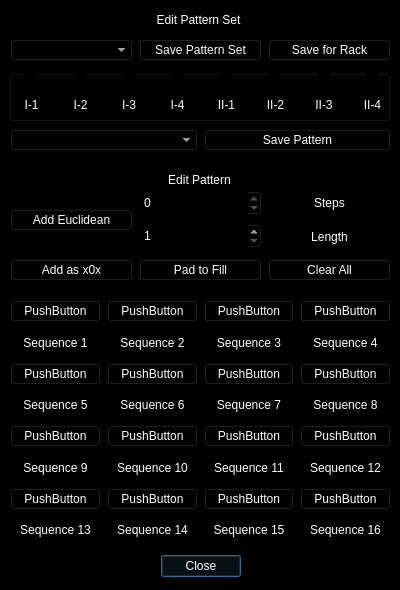
Qt form gateseq_pattern_editor.ui (starlingcode/viaflash) before a commit.
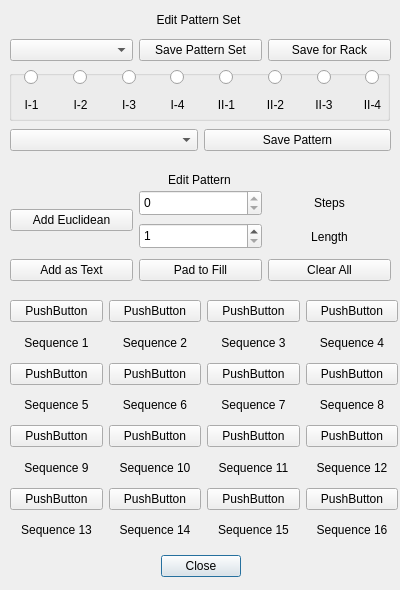
The same form after that commit.

```diff
--- a/gateseq_pattern_editor.ui
+++ b/gateseq_pattern_editor.ui
@@ -10,259 +10,6 @@
     <height>590</height>
    </rect>
   </property>
-  <property name="palette">
-   <palette>
-    <active>
-     <colorrole role="WindowText">
-      <brush brushstyle="SolidPattern">
-       <color alpha="255">
-        <red>255</red>
-        <green>255</green>
-        <blue>255</blue>
-       </color>
-      </brush>
-     </colorrole>
-     <colorrole role="Button">
-      <brush brushstyle="SolidPattern">
-       <color alpha="255">
-        <red>0</red>
-        <green>0</green>
-        <blue>0</blue>
-       </color>
-      </brush>
-     </colorrole>
-     <colorrole role="Light">
-      <brush brushstyle="SolidPattern">
-       <color alpha="255">
-        <red>92</red>
-        <green>92</green>
-        <blue>92</blue>
-       </color>
-      </brush>
-     </colorrole>
-     <colorrole role="Midlight">
-      <brush brushstyle="SolidPattern">
-       <color alpha="255">
-        <red>77</red>
-        <green>77</green>
-        <blue>77</blue>
-       </color>
-      </brush>
-     </colorrole>
-     <colorrole role="Mid">
-      <brush brushstyle="SolidPattern">
-       <color alpha="255">
-        <red>64</red>
-        <green>64</green>
-        <blue>64</blue>
-       </color>
-      </brush>
-     </colorrole>
-     <colorrole role="Text">
-      <brush brushstyle="SolidPattern">
-       <color alpha="255">
-        <red>255</red>
-        <green>255</green>
-        <blue>255</blue>
-       </color>
-      </brush>
-     </colorrole>
-     <colorrole role="ButtonText">
-      <brush brushstyle="SolidPattern">
-       <color alpha="255">
-        <red>255</red>
-        <green>255</green>
-        <blue>255</blue>
-       </color>
-      </brush>
-     </colorrole>
-     <colorrole role="Base">
-      <brush brushstyle="SolidPattern">
-       <color alpha="255">
-        <red>0</red>
-        <green>0</green>
-        <blue>0</blue>
-       </color>
-      </brush>
-     </colorrole>
-     <colorrole role="Window">
-      <brush brushstyle="SolidPattern">
-       <color alpha="255">
-        <red>0</red>
-        <green>0</green>
-        <blue>0</blue>
-       </color>
-      </brush>
-     </colorrole>
-    </active>
-    <inactive>
-     <colorrole role="WindowText">
-      <brush brushstyle="SolidPattern">
-       <color alpha="255">
-        <red>255</red>
-        <green>255</green>
-        <blue>255</blue>
-       </color>
-      </brush>
-     </colorrole>
-     <colorrole role="Button">
-      <brush brushstyle="SolidPattern">
-       <color alpha="255">
-        <red>0</red>
-        <green>0</green>
-        <blue>0</blue>
-       </color>
-      </brush>
-     </colorrole>
-     <colorrole role="Light">
-      <brush brushstyle="SolidPattern">
-       <color alpha="255">
-        <red>92</red>
-        <green>92</green>
-        <blue>92</blue>
-       </color>
-      </brush>
-     </colorrole>
-     <colorrole role="Midlight">
-      <brush brushstyle="SolidPattern">
-       <color alpha="255">
-        <red>77</red>
-        <green>77</green>
-        <blue>77</blue>
-       </color>
-      </brush>
-     </colorrole>
-     <colorrole role="Mid">
-      <brush brushstyle="SolidPattern">
-       <color alpha="255">
-        <red>64</red>
-        <green>64</green>
-        <blue>64</blue>
-       </color>
-      </brush>
-     </colorrole>
-     <colorrole role="Text">
-      <brush brushstyle="SolidPattern">
-       <color alpha="255">
-        <red>255</red>
-        <green>255</green>
-        <blue>255</blue>
-       </color>
-      </brush>
-     </colorrole>
-     <colorrole role="ButtonText">
-      <brush brushstyle="SolidPattern">
-       <color alpha="255">
-        <red>255</red>
-        <green>255</green>
-        <blue>255</blue>
-       </color>
-      </brush>
-     </colorrole>
-     <colorrole role="Base">
-      <brush brushstyle="SolidPattern">
-       <color alpha="255">
-        <red>0</red>
-        <green>0</green>
-        <blue>0</blue>
-       </color>
-      </brush>
-     </colorrole>
-     <colorrole role="Window">
-      <brush brushstyle="SolidPattern">
-       <color alpha="255">
-        <red>0</red>
-        <green>0</green>
-        <blue>0</blue>
-       </color>
-      </brush>
-     </colorrole>
-    </inactive>
-    <disabled>
-     <colorrole role="WindowText">
-      <brush brushstyle="SolidPattern">
-       <color alpha="255">
-        <red>255</red>
-        <green>255</green>
-        <blue>255</blue>
-       </color>
-      </brush>
-     </colorrole>
-     <colorrole role="Button">
-      <brush brushstyle="SolidPattern">
-       <color alpha="255">
-        <red>0</red>
-        <green>0</green>
-        <blue>0</blue>
-       </color>
-      </brush>
-     </colorrole>
-     <colorrole role="Light">
-      <brush brushstyle="SolidPattern">
-       <color alpha="255">
-        <red>92</red>
-        <green>92</green>
-        <blue>92</blue>
-       </color>
-      </brush>
-     </colorrole>
-     <colorrole role="Midlight">
-      <brush brushstyle="SolidPattern">
-       <color alpha="255">
-        <red>77</red>
-        <green>77</green>
-        <blue>77</blue>
-       </color>
-      </brush>
-     </colorrole>
-     <colorrole role="Mid">
-      <brush brushstyle="SolidPattern">
-       <color alpha="255">
-        <red>64</red>
-        <green>64</green>
-        <blue>64</blue>
-       </color>
-      </brush>
-     </colorrole>
-     <colorrole role="Text">
-      <brush brushstyle="SolidPattern">
-       <color alpha="255">
-        <red>255</red>
-        <green>255</green>
-        <blue>255</blue>
-       </color>
-      </brush>
-     </colorrole>
-     <colorrole role="ButtonText">
-      <brush brushstyle="SolidPattern">
-       <color alpha="255">
-        <red>255</red>
-        <green>255</green>
-        <blue>255</blue>
-       </color>
-      </brush>
-     </colorrole>
-     <colorrole role="Base">
-      <brush brushstyle="SolidPattern">
-       <color alpha="255">
-        <red>0</red>
-        <green>0</green>
-        <blue>0</blue>
-       </color>
-      </brush>
-     </colorrole>
-     <colorrole role="Window">
-      <brush brushstyle="SolidPattern">
-       <color alpha="255">
-        <red>0</red>
-        <green>0</green>
-        <blue>0</blue>
-       </color>
-      </brush>
-     </colorrole>
-    </disabled>
-   </palette>
-  </property>
   <property name="windowTitle">
    <string>Sync3 Scale Set Editor</string>
   </property>
@@ -359,7 +106,7 @@
        <widget class="QSpinBox" name="steps">
         <property name="minimumSize">
          <size>
-          <width>50</width>
+          <width>71</width>
           <height>26</height>
          </size>
         </property>
@@ -381,7 +128,7 @@
         </property>
         <property name="minimumSize">
          <size>
-          <width>50</width>
+          <width>79</width>
           <height>26</height>
          </size>
         </property>
@@ -752,16 +499,16 @@
     </rect>
    </property>
    <layout class="QHBoxLayout" name="addSequenceButtons">
-    <item>
-     <widget class="QPushButton" name="addX0x">
-      <property name="text">
-       <string>Add as x0x</string>
-      </property>
-     </widget>
-    </item>
     <item>
      <widget class="QPushButton" name="addText">
       <property name="text">
+       <string>Add as Text</string>
+      </property>
+     </widget>
+    </item>
+    <item>
+     <widget class="QPushButton" name="padToFill">
+      <property name="text">
        <string>Pad to Fill</string>
       </property>
      </widget>
@@ -780,7 +527,7 @@
     <rect>
      <x>10</x>
      <y>300</y>
-     <width>381</width>
+     <width>388</width>
      <height>244</height>
     </rect>
    </property>
```
